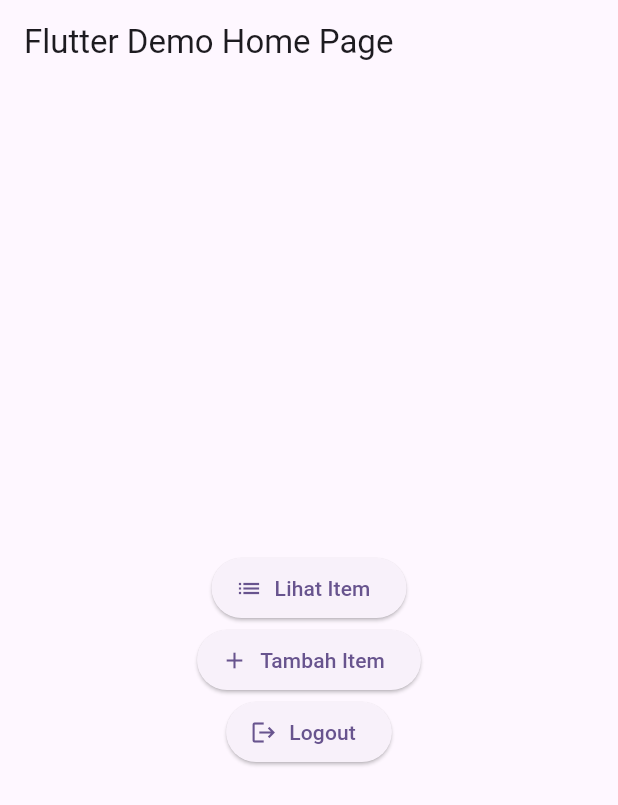
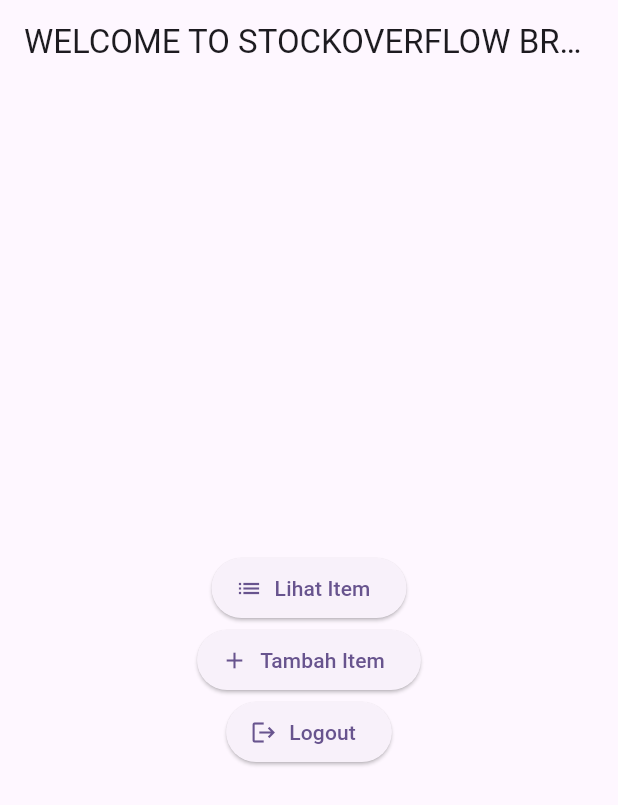
Before and after one commit to DarrelJer/stock-overflow, a Flutter app: the screen it shows after launch, on a phone screen of 412 x 824 dp. Shown: the top 805 px of the screen. Run offline on Flutter 3.47's test engine with Material 2 defaults, Android fonts, the phone set to English and light mode, and no system bars.

Commit message:
finalisasi tugas 7

```diff
--- a/stockoverflow/lib/main.dart
+++ b/stockoverflow/lib/main.dart
@@ -11,12 +11,12 @@ class MyApp extends StatelessWidget {
   @override
   Widget build(BuildContext context) {
     return MaterialApp(
-      title: 'Flutter Demo',
+      title: 'Stock Overflow',
       theme: ThemeData(
         colorScheme: ColorScheme.fromSeed(seedColor: Colors.deepPurple),
         useMaterial3: true,
       ),
-      home: const MyHomePage(title: 'Flutter Demo Home Page'),
+      home: const MyHomePage(title: 'WELCOME TO STOCKOVERFLOW BROWWW BERKELAS '),
     );
   }
 }
```
